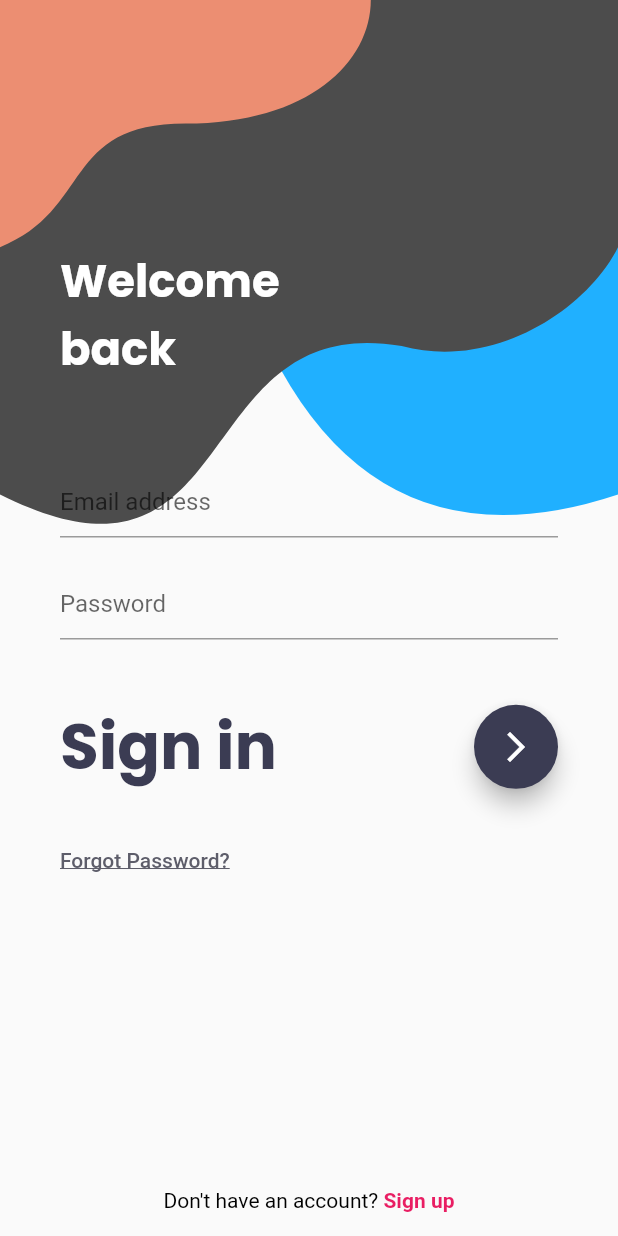
After one commit to ismayilov1995/culinary, a Flutter app: the LoginScreen screen opened by its route, after a tap on the "arrow forward ios" icon, on a phone screen of 412 x 824 dp. The commit adds this screen. Run offline on Flutter 3.47's test engine with Material 2 defaults, Android fonts, the phone set to English and light mode, and no system bars; our stand-ins replace bloc, dio, equatable, flutter_bloc, flutter_svg; network calls fail.

Commit message:
create login form

```diff
--- a/lib/blocs/blocs.dart
+++ b/lib/blocs/blocs.dart
@@ -1,2 +1,3 @@
 export 'recipe/recipe_bloc.dart';
 export 'chef/chef_bloc.dart';
+export 'cubits/login_cubit.dart';
--- /dev/null
+++ b/lib/blocs/cubits/login_cubit.dart
@@ -0,0 +1,40 @@
+import 'package:bloc/bloc.dart';
+import 'package:culinary_app/services/repositories/repositories.dart';
+import 'package:equatable/equatable.dart';
+
+part 'login_state.dart';
+
+class LoginCubit extends Cubit<LoginState> {
+  LoginCubit() : super(LoginState());
+
+  ChefRepository _repository = ChefRepository();
+
+  void emailChanged(String v) {
+    bool emailValid = RegExp(
+            r"^[a-zA-Z0-9.a-zA-Z0-9.!#$%&'*+-/=?^_`{|}~]+@[a-zA-Z0-9]+\.[a-zA-Z]+")
+        .hasMatch(v);
+    emit(state.copyWith(email: v, emailValid: emailValid));
+  }
+
+  void passwordChanged(String v) {
+    emit(state.copyWith(password: v, passwordValid: v != null && v.length > 6));
+  }
+
+  void logIn() async {
+    bool formValid =
+        state.email != null && state.emailValid && state.passwordValid;
+    if (!formValid) {
+      emit(state.copyWith(error: 'Fill fields'));
+      return;
+    }
+    emit(state.copyWith(loading: true));
+    await Future.delayed(Duration(seconds: 2));
+    try {
+      await _repository.login(email: state.email, password: state.password);
+      emit(state.copyWith(error: null));
+    } catch (e) {
+      emit(state.copyWith(error: e.toString()));
+    }
+    emit(state.copyWith(loading: false));
+  }
+}
--- /dev/null
+++ b/lib/blocs/cubits/login_state.dart
@@ -0,0 +1,36 @@
+part of 'login_cubit.dart';
+
+class LoginState extends Equatable {
+  const LoginState({
+    this.email,
+    this.password,
+    this.error,
+    this.emailValid = true,
+    this.passwordValid = true,
+    this.loading = false,
+  });
+
+  final String email, password, error;
+  final bool emailValid, passwordValid, loading;
+
+  LoginState copyWith({
+    String email,
+    String password,
+    String error,
+    bool emailValid,
+    bool passwordValid,
+    bool loading,
+  }) =>
+      LoginState(
+        email: email ?? this.email,
+        password: password ?? this.password,
+        error: error ?? this.error,
+        emailValid: emailValid ?? this.emailValid,
+        passwordValid: passwordValid ?? this.passwordValid,
+        loading: loading ?? this.loading,
+      );
+
+  @override
+  List<Object> get props =>
+      [email, password, error, emailValid, passwordValid, loading];
+}
--- a/lib/main.dart
+++ b/lib/main.dart
@@ -1,3 +1,4 @@
+import 'package:culinary_app/ui/widgets/colors.dart';
 import 'package:flutter/material.dart';
 
 import 'services/helper/helper.dart';
@@ -12,7 +13,7 @@ class App extends StatelessWidget {
     return MaterialApp(
       title: 'Culinary app',
       theme: ThemeData(
-        primaryColor: Color(0xff359A97),
+        primaryColor: kPrimaryColor,
         visualDensity: VisualDensity.adaptivePlatformDensity,
       ),
       initialRoute: '/',
--- a/lib/services/base/chef_base.dart
+++ b/lib/services/base/chef_base.dart
@@ -2,4 +2,8 @@ import 'package:culinary_app/models/models.dart';
 
 abstract class ChefBase {
   Future<Chef> chef({String email});
+  Future<Chef> login({String email, String password});
+  Future<Chef> register({Chef chef});
+  Future<Chef> logout({bool fromAll});
+  Future<bool> forgot();
 }
--- a/lib/services/helper/app_router.dart
+++ b/lib/services/helper/app_router.dart
@@ -25,6 +25,11 @@ class AppRouting {
                   ],
                   child: ChefDetailScreen(arguments),
                 ));
+      case LoginScreen.pageID:
+        return MaterialPageRoute(
+          builder: (_) => BlocProvider(
+              create: (context) => LoginCubit(), child: LoginScreen()),
+        );
       default:
         return MaterialPageRoute(builder: (_) => SplashScreen());
     }
--- a/lib/services/repositories/chef_repository.dart
+++ b/lib/services/repositories/chef_repository.dart
@@ -25,4 +25,27 @@ class ChefRepository extends ChefBase {
     }
     return cachedChef;
   }
+
+  @override
+  Future<bool> forgot() {
+    // TODO: implement forgot
+    throw UnimplementedError();
+  }
+
+  @override
+  Future<Chef> login({String email, String password}) {
+    return _service.login(email: email, password: password);
+  }
+
+  @override
+  Future<Chef> logout({bool fromAll}) {
+    // TODO: implement logout
+    throw UnimplementedError();
+  }
+
+  @override
+  Future<Chef> register({Chef chef}) {
+    // TODO: implement register
+    throw UnimplementedError();
+  }
 }
--- /dev/null
+++ b/lib/ui/screens/auth/auth.dart
@@ -0,0 +1 @@
+export 'login_screen.dart';
--- /dev/null
+++ b/lib/ui/screens/auth/login_screen.dart
@@ -0,0 +1,198 @@
+import 'package:culinary_app/blocs/blocs.dart';
+import 'package:culinary_app/ui/widgets/widgets.dart';
+import 'package:flutter/material.dart';
+import 'package:flutter_bloc/flutter_bloc.dart';
+
+class LoginScreen extends StatelessWidget {
+  static const pageID = '/login';
+
+  static route(BuildContext context) => Navigator.pushNamed(context, pageID);
+
+  @override
+  Widget build(BuildContext context) {
+    return Scaffold(
+      body: CustomPaint(
+          painter: LoginPainter(),
+          child: SingleChildScrollView(
+            child: Container(
+              height: MediaQuery.of(context).size.height,
+              margin: EdgeInsets.symmetric(horizontal: 40.0),
+              child: Column(
+                crossAxisAlignment: CrossAxisAlignment.stretch,
+                mainAxisAlignment: MainAxisAlignment.spaceBetween,
+                children: [
+                  Expanded(
+                    flex: 2,
+                    child: Align(
+                      alignment: Alignment(-1, 0.5),
+                      child: AppText(
+                        'Welcome\nback',
+                        fontSize: 30,
+                        font: 'Poppins',
+                        color: Colors.white,
+                        fontWeight: FontWeight.w700,
+                      ),
+                    ),
+                  ),
+                  Expanded(
+                    flex: 3,
+                    child: SingleChildScrollView(
+                      physics: NeverScrollableScrollPhysics(),
+                      child: Column(
+                        crossAxisAlignment: CrossAxisAlignment.start,
+                        children: [
+                          _EmailInput(),
+                          SizedBox(height: 20),
+                          _PasswordInput(),
+                          _SubmitRow(),
+                          MaterialButton(
+                              padding: EdgeInsets.zero,
+                              child: Text(
+                                'Forgot Password?',
+                                style: TextStyle(
+                                    color: kTextColor,
+                                    decoration: TextDecoration.underline),
+                              ),
+                              onPressed: () {}),
+                        ],
+                      ),
+                    ),
+                  ),
+                  TextButton(
+                      child: RichText(
+                        text: TextSpan(
+                            text: 'Don\'t have an account? ',
+                            style: TextStyle(color: Colors.black),
+                            children: [
+                              TextSpan(
+                                text: 'Sign up',
+                                style: TextStyle(
+                                    color: Colors.pink,
+                                    fontWeight: FontWeight.bold),
+                              ),
+                            ]),
+                      ),
+                      onPressed: () {}),
+                ],
+              ),
+            ),
+          )),
+    );
+  }
+}
+
+class _EmailInput extends StatelessWidget {
+  @override
+  Widget build(BuildContext context) {
+    return BlocBuilder<LoginCubit, LoginState>(
+      buildWhen: (p, c) => p.email != c.email,
+      builder: (context, state) => TextField(
+        key: Key('login_email_input_key'),
+        onChanged: (v) => context.read<LoginCubit>().emailChanged(v),
+        keyboardType: TextInputType.emailAddress,
+        decoration: InputDecoration(
+          hintText: 'Email address',
+          errorText: state.emailValid ? null : 'Provide with an email',
+        ),
+      ),
+    );
+  }
+}
+
+class _PasswordInput extends StatelessWidget {
+  @override
+  Widget build(BuildContext context) {
+    return BlocBuilder<LoginCubit, LoginState>(
+      buildWhen: (p, c) => p.password != c.password,
+      builder: (context, state) => TextField(
+        key: Key('login_password_input_key'),
+        obscureText: true,
+        onChanged: (v) => context.read<LoginCubit>().passwordChanged(v),
+        decoration: InputDecoration(
+          hintText: 'Password',
+          errorText: state.passwordValid ? null : 'Minimum 6 characters',
+        ),
+      ),
+    );
+  }
+}
+
+class _SubmitRow extends StatelessWidget {
+  @override
+  Widget build(BuildContext context) {
+    return BlocConsumer<LoginCubit, LoginState>(
+      buildWhen: (p, c) => p.loading != c.loading,
+      listener: (c, s) {
+        if (s.error != null) {
+          Scaffold.of(context)
+            ..hideCurrentSnackBar()
+            ..showSnackBar(SnackBar(
+              content: Text(s.error),
+            ));
+        }
+      },
+      builder: (context, state) => Padding(
+        padding: const EdgeInsets.only(top: 40.0, bottom: 20.0),
+        child: Row(
+          mainAxisAlignment: MainAxisAlignment.spaceBetween,
+          children: [
+            AppText(
+              'Sign in',
+              fontSize: 42,
+              font: 'Poppins',
+              color: kPrimaryColor,
+              fontWeight: FontWeight.w600,
+            ),
+            state.loading
+                ? CircularProgressIndicator()
+                : FloatingActionButton(
+                    child: Icon(Icons.arrow_forward_ios_outlined),
+                    backgroundColor: kPrimaryColor,
+                    onPressed: () => context.read<LoginCubit>().logIn())
+          ],
+        ),
+      ),
+    );
+  }
+}
+
+class LoginPainter extends CustomPainter {
+  @override
+  void paint(Canvas canvas, Size size) {
+    final height = size.height;
+    final width = size.width;
+    var paint = Paint();
+    var path3 = Path();
+    path3.moveTo(width, 0);
+    path3.lineTo(width, height * 0.4);
+    path3.quadraticBezierTo(width * 0.4, height * 0.5, width * 0.3, 0);
+    path3.close();
+    paint.color = Color(0xFF20B0FF);
+    canvas.drawPath(path3, paint);
+    var path2 = Path();
+    path2.lineTo(width, 0);
+    path2.lineTo(width, height * 0.20);
+    path2.cubicTo(width * 0.95, height * 0.25, width * 0.8, height * 0.3,
+        width * 0.65, height * 0.28);
+    path2.cubicTo(
+        width * 0.3, height * 0.25, width * 0.4, height * 0.5, 0, height * 0.4);
+    path2.close();
+    paint.color = Color(0xFF4C4C4C);
+    canvas.drawPath(path2, paint);
+
+    var path = Path();
+    path.lineTo(width * 0.60, 0);
+    path.cubicTo(width * 0.6, height * 0.05, width * 0.5, height * 0.1,
+        width * 0.3, height * 0.1);
+    path.cubicTo(width * 0.1, height * 0.10, width * 0.15, height * 0.17, 0,
+        height * 0.2);
+    path.close();
+    paint.color = Color(0xFFEC8E72);
+    canvas.drawPath(path, paint);
+  }
+
+  @override
+  bool shouldRepaint(covariant CustomPainter oldDelegate) {
+    return oldDelegate != this;
+  }
+}
--- a/lib/ui/screens/detail/chef_detail_screen.dart
+++ b/lib/ui/screens/detail/chef_detail_screen.dart
@@ -7,8 +7,8 @@ import 'package:flutter_bloc/flutter_bloc.dart';
 class ChefDetailScreen extends StatelessWidget {
   static const pageID = '/chefDetail';
 
-  static route(BuildContext context, String id) =>
-      Navigator.pushNamed(context, pageID, arguments: id);
+  static route(BuildContext context, String email) =>
+      Navigator.pushNamed(context, pageID, arguments: email);
 
   ChefDetailScreen(this.email);
 
--- a/lib/ui/screens/detail/recipe_detail_screen.dart
+++ b/lib/ui/screens/detail/recipe_detail_screen.dart
@@ -8,8 +8,8 @@ import 'package:culinary_app/blocs/blocs.dart';
 class RecipeDetailScreen extends StatelessWidget {
   static const pageID = '/recipe';
 
-  static route(BuildContext context, String id) =>
-      Navigator.pushNamed(context, pageID, arguments: id);
+  static route(BuildContext context, String slug) =>
+      Navigator.pushNamed(context, pageID, arguments: slug);
 
   RecipeDetailScreen(this.selectedRecipe);
 
--- a/lib/ui/screens/screens.dart
+++ b/lib/ui/screens/screens.dart
@@ -1,3 +1,4 @@
 export 'splash/splash.dart';
 export 'home/home.dart';
 export 'detail/detail.dart';
+export 'auth/auth.dart';
--- a/lib/ui/widgets/colors.dart
+++ b/lib/ui/widgets/colors.dart
@@ -1,6 +1,7 @@
 import 'package:flutter/material.dart';
 
 const Color kBgColor = Color(0xFF37A4A1);
+const Color kPrimaryColor = Color(0xFF3B3C53);
 const Color kTextColor = Color(0xFF5D5D6A);
 const Color kTextFieldBg = Color(0xFFE7E1E1);
 final LinearGradient kPrimaryGradient = LinearGradient(
```
Also changed, not shown: lib/services/restapi/chef_service.dart (+26 -0 lines), lib/ui/screens/home/home_screen.dart (+37 -3 lines).
